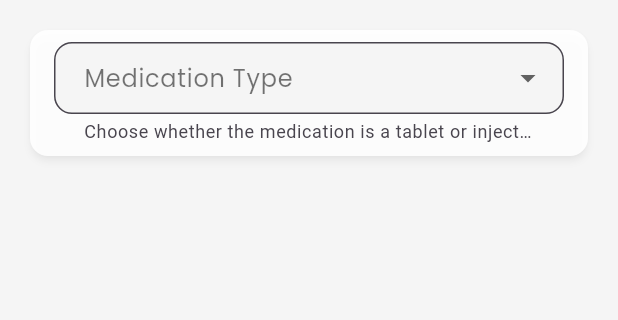
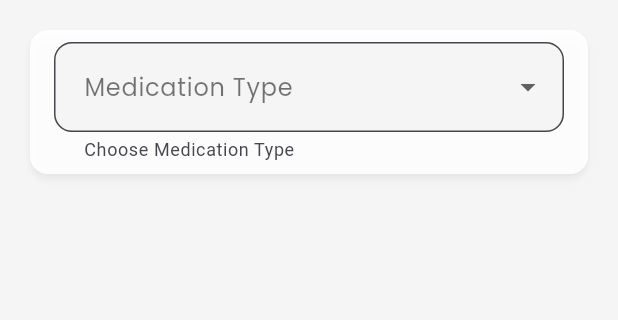
Before and after one commit to KiNeMspA/medminder2, a Flutter app: the AddMedicationScreen screen opened directly, on a phone screen of 412 x 824 dp, the part 84-404 px from its top. Run offline on Flutter 3.47's test engine with Material 3 defaults, Android fonts, the phone set to English and light mode, and no system bars; our stand-ins replace drift, flutter_local_notifications, flutter_riverpod, get_storage, google_fonts, timezone; accounts and stored records are empty; generated files the repository leaves out were written again; statements that could not run were skipped.

Commit message:
Updated AddMedicationScreen dropdown helper text to 'Choose Medication Type' and enabled text wrapping with helperMaxLines

```diff
--- a/lib/features/medication/constants/medication_form_constants.dart
+++ b/lib/features/medication/constants/medication_form_constants.dart
@@ -1,3 +1,4 @@
+// lib/features/medication/constants/medication_form_constants.dart
 import 'package:flutter/material.dart';
 
 class MedicationFormConstants {
@@ -27,7 +28,7 @@ class MedicationFormConstants {
   static const String cancelButton = 'Cancel';
   static const String proceedButton = 'Proceed';
   static const String continueButton = 'Continue';
-  static const String saveButton = 'Save Medication'; // Added
+  static const String saveButton = 'Save Medication';
   static const List<String> medicationTypes = ['Tablet', 'Injection'];
 
   static String errorSavingMessage(Object error) => 'Error: $error';
@@ -57,23 +58,25 @@ class MedicationFormConstants {
   static InputDecoration textFieldDecoration(String label, String? helperText) => InputDecoration(
     labelText: label,
     helperText: helperText,
+    helperMaxLines: 2, // Allow wrapping for helper text
     border: const OutlineInputBorder(
       borderRadius: BorderRadius.all(Radius.circular(12)),
     ),
     filled: true,
     fillColor: Colors.grey[100],
-    contentPadding: const EdgeInsets.symmetric(horizontal: 16, vertical: 12),
+    contentPadding: const EdgeInsets.symmetric(horizontal: 16, vertical: 18),
   );
 
   static InputDecoration get dropdownDecoration => InputDecoration(
     labelText: 'Medication Type',
-    helperText: 'Choose whether the medication is a tablet or injection',
+    helperText: 'Choose Medication Type',
+    helperMaxLines: 2, // Allow wrapping for helper text
     border: const OutlineInputBorder(
       borderRadius: BorderRadius.all(Radius.circular(12)),
     ),
     filled: true,
     fillColor: Colors.grey[100],
-    contentPadding: const EdgeInsets.symmetric(horizontal: 16, vertical: 12),
+    contentPadding: const EdgeInsets.symmetric(horizontal: 16, vertical: 18),
   );
 
   // Button Style
@@ -82,5 +85,5 @@ class MedicationFormConstants {
     shape: const RoundedRectangleBorder(
       borderRadius: BorderRadius.all(Radius.circular(12)),
     ),
-  ); // Added
+  );
 }
--- a/lib/features/medication/screens/add_medication_screen.dart
+++ b/lib/features/medication/screens/add_medication_screen.dart
@@ -142,6 +142,8 @@ class _AddMedicationScreenState extends ConsumerState<AddMedicationScreen> {
                       decoration: MedicationFormConstants.dropdownDecoration.copyWith(
                         labelText: null,
                         hint: const Text('Select Medication Type'),
+                        helperText: 'Choose Medication Type', // Updated helper text
+                        helperMaxLines: 2, // Allow wrapping
                       ),
                       value: _selectedForm,
                       items: MedicationFormConstants.medicationTypes
@@ -150,7 +152,7 @@ class _AddMedicationScreenState extends ConsumerState<AddMedicationScreen> {
                       onChanged: (value) {
                         setState(() {
                           _selectedForm = value;
-                          _selectedType = MedicationType.values.firstWhere(
+                          _selectedType = MedicationType.valuesOfFirstWhere(
                                 (type) => type.toString().split('.').last == value!.toLowerCase().replaceAll(' ', ''),
                             orElse: () => MedicationType.tablet,
                           );
@@ -178,7 +180,7 @@ class _AddMedicationScreenState extends ConsumerState<AddMedicationScreen> {
                       label: MedicationFormConstants.nameLabel,
                       helperText: MedicationFormConstants.nameHelper,
                       validator: (value) => value!.isEmpty ? MedicationFormConstants.nameRequiredMessage : null,
-                      maxWidth: 350, // Increase width for name field
+                      maxWidth: 350,
                     ),
                     const SizedBox(height: MedicationFormConstants.fieldSpacing),
                     MedicationFormField(
@@ -186,9 +188,9 @@ class _AddMedicationScreenState extends ConsumerState<AddMedicationScreen> {
                       label: MedicationFormConstants.concentrationLabel,
                       helperText: MedicationFormConstants.concentrationHelper,
                       keyboardType: const TextInputType.numberWithOptions(decimal: true),
-                      validator: (value) => value!.isEmpty
+                      validator: (value) => value != null && value.isEmpty
                           ? MedicationFormConstants.concentrationRequiredMessage
-                          : double.tryParse(value) == null
+                          : value != null && double.tryParse(value) == null
                           ? MedicationFormConstants.invalidNumberMessage
                           : null,
                       suffix: Row(
@@ -198,7 +200,7 @@ class _AddMedicationScreenState extends ConsumerState<AddMedicationScreen> {
                             padding: const EdgeInsets.symmetric(horizontal: 8),
                             child: DropdownButton<String>(
                               value: _unit,
-                              items: MedicationMatrix.getConcentrationUnits(_selectedType!)
+                              items: MedicationMatrix.getConcentrationUnits(_selectedType!).toList()
                                   .map((unit) => DropdownMenuItem(value: unit, child: Text(unit)))
                                   .toList(),
                               onChanged: (value) {
@@ -219,7 +221,7 @@ class _AddMedicationScreenState extends ConsumerState<AddMedicationScreen> {
                           ),
                         ],
                       ),
-                      maxWidth: 350, // Increase width for concentration field
+                      maxWidth: 350,
                     ),
                     const SizedBox(height: MedicationFormConstants.fieldSpacing),
                     MedicationFormField(
@@ -227,9 +229,9 @@ class _AddMedicationScreenState extends ConsumerState<AddMedicationScreen> {
                       label: MedicationFormConstants.quantityLabel,
                       helperText: MedicationFormConstants.quantityHelper,
                       keyboardType: const TextInputType.numberWithOptions(decimal: true),
-                      validator: (value) => value!.isEmpty
+                      validator: (value) => value != null && value.isEmpty
                           ? MedicationFormConstants.quantityRequiredMessage
-                          : double.tryParse(value) == null
+                          : value != null && double.tryParse(value) == null
                           ? MedicationFormConstants.invalidNumberMessage
                           : null,
                       suffix: Row(
@@ -237,7 +239,7 @@ class _AddMedicationScreenState extends ConsumerState<AddMedicationScreen> {
                         children: [
                           Padding(
                             padding: const EdgeInsets.symmetric(horizontal: 8),
-                            child: Text(MedicationFormConstants.unitsLabel,
+                            child: Text(MedicationFormConstants.units trenger,
                                 style: Theme.of(context).textTheme.bodyMedium),
                           ),
                           IconButton(
@@ -250,7 +252,7 @@ class _AddMedicationScreenState extends ConsumerState<AddMedicationScreen> {
                           ),
                         ],
                       ),
-                      maxWidth: 350, // Increase width for quantity field
+                      maxWidth: 350,
                     ),
                     const SizedBox(height: MedicationFormConstants.buttonSpacing),
                     ElevatedButton(
```
